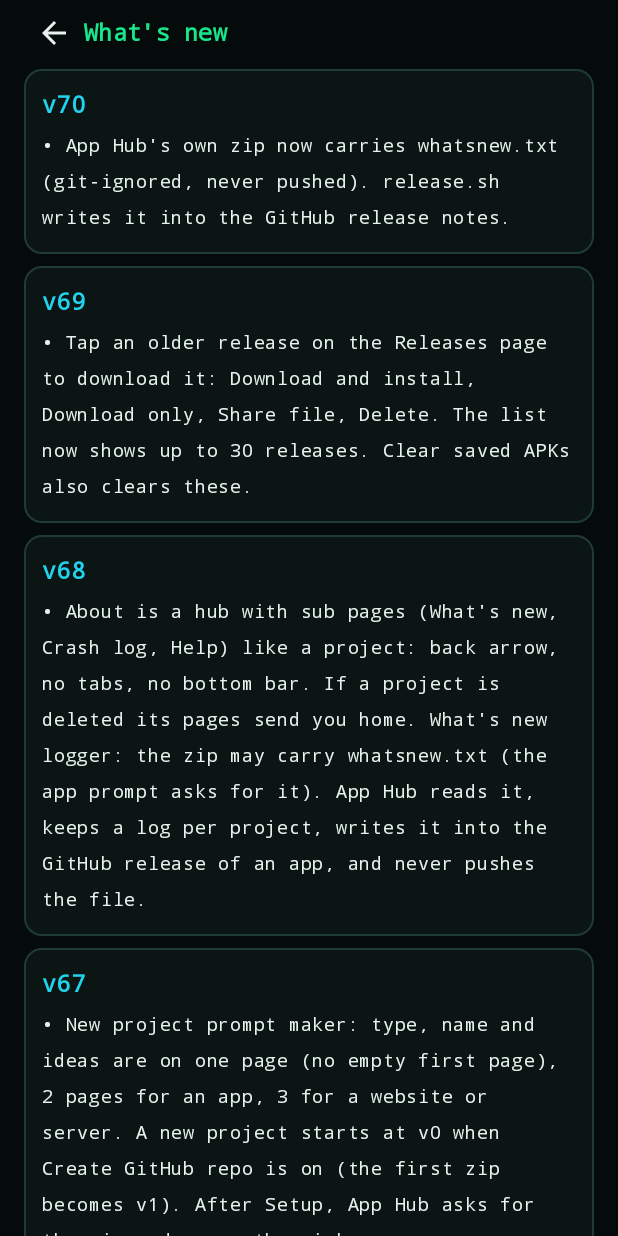
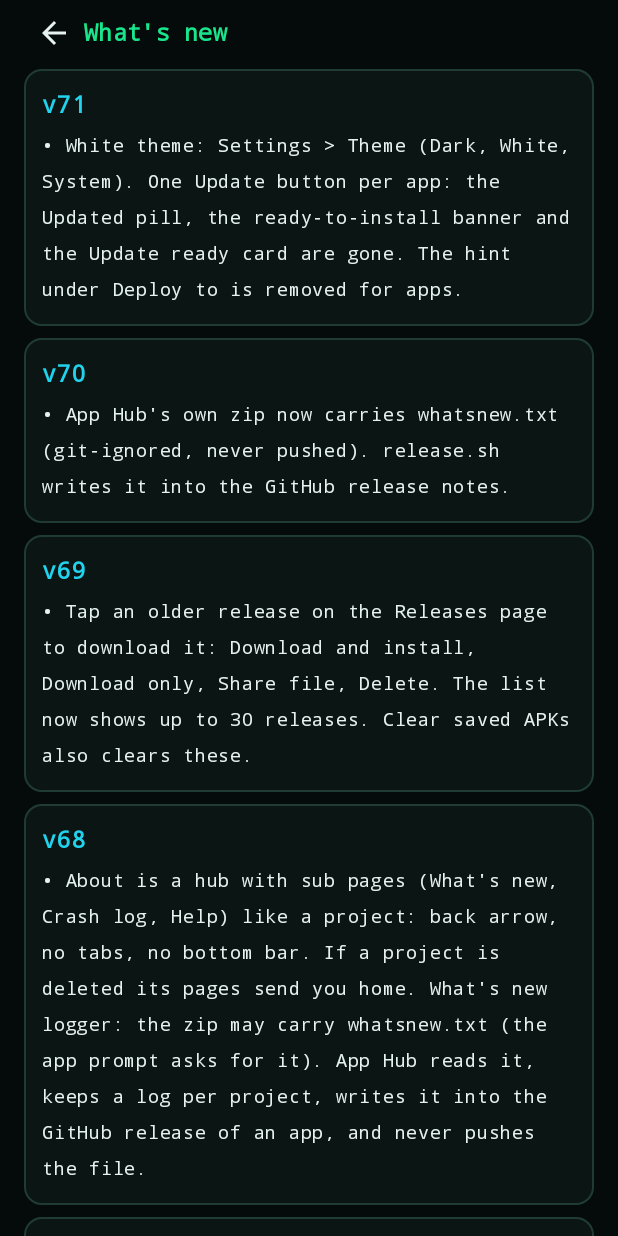
Before and after one commit to krishna000627-pixel/apphub, an Android app built with Jetpack Compose: the AboutNewScreen screen opened through its navigation route, on a phone screen of 412 x 824 dp. Run offline under Robolectric (Android 15) with nearby library versions, the phone set to English and light mode, and no system bars; our stand-ins replace Room's generated code; pictures from the network do not load; 22 statements that could not run were skipped.

Commit message:
v71: update from App Hub

```diff
--- a/app/build.gradle.kts
+++ b/app/build.gradle.kts
@@ -25,7 +25,7 @@ android {
     defaultConfig {
         applicationId = "com.krishna.apphub"
         minSdk = 26; targetSdk = 35
-        versionCode = 70; versionName = "70.0"
+        versionCode = 71; versionName = "71.0"
         buildConfigField("String", "APPHUB_CLIENT_SECRET", "\"${project.findProperty("APPHUB_CLIENT_SECRET") ?: ""}\"")
         buildConfigField("String", "APPHUB_CLIENT_ID", "\"${project.findProperty("APPHUB_CLIENT_ID") ?: "Ov23lid24TxTmpt2GX9e"}\"")
     }
--- a/app/src/main/java/com/krishna/apphub/About.kt
+++ b/app/src/main/java/com/krishna/apphub/About.kt
@@ -18,6 +18,7 @@ import androidx.navigation.NavHostController
 /** v28: short release notes shown on the About page (newest first). */
 object ChangeLog {
     val list: List<Pair<String, List<String>>> = listOf(
+        "v71" to listOf("White theme: Settings > Theme (Dark, White, System). One Update button per app: the Updated pill, the ready-to-install banner and the Update ready card are gone. The hint under Deploy to is removed for apps."),
         "v70" to listOf("App Hub's own zip now carries whatsnew.txt (git-ignored, never pushed). release.sh writes it into the GitHub release notes."),
         "v69" to listOf("Tap an older release on the Releases page to download it: Download and install, Download only, Share file, Delete. The list now shows up to 30 releases. Clear saved APKs also clears these."),
         "v68" to listOf("About is a hub with sub pages (What's new, Crash log, Help) like a project: back arrow, no tabs, no bottom bar. If a project is deleted its pages send you home. What's new logger: the zip may carry whatsnew.txt (the app prompt asks for it). App Hub reads it, keeps a log per project, writes it into the GitHub release of an app, and never pushes the file."),
--- a/app/src/main/java/com/krishna/apphub/Data.kt
+++ b/app/src/main/java/com/krishna/apphub/Data.kt
@@ -118,6 +118,11 @@ class Prefs(ctx: Context) {
     }
     fun addWhatsNew(repo: String, ver: String, text: String) = putWhatsNew(repo, whatsNew(repo).filter { it.ver != ver } + WN(ver, System.currentTimeMillis(), text.take(4000), false))
     fun markWhatsNewWritten(repo: String, ver: String) = putWhatsNew(repo, whatsNew(repo).map { if (it.ver == ver) WN(it.ver, it.time, it.text, true) else it })
+
+    /** v71: 0 = dark, 1 = white, 2 = follow the phone. */
+    var themeMode: Int
+        get() = sp.getInt("theme_mode", 0)
+        set(v) { sp.edit().putInt("theme_mode", v).apply() }
 
     fun pinned(id: Long) = sp.getBoolean("pin_$id", false)
     /** v63: no build / server alerts for this app. */
--- a/app/src/main/java/com/krishna/apphub/Files.kt
+++ b/app/src/main/java/com/krishna/apphub/Files.kt
@@ -199,7 +199,7 @@ private fun highlight(line: String, q: String) = buildAnnotatedString {
         val j = line.indexOf(q, i, ignoreCase = true)
         if (j < 0) { append(line.substring(i)); break }
         append(line.substring(i, j))
-        withStyle(SpanStyle(background = Amber.copy(alpha = 0.4f), color = Color.White)) { append(line.substring(j, j + q.length)) }
+        withStyle(SpanStyle(background = Amber.copy(alpha = 0.4f))) { append(line.substring(j, j + q.length)) }
         i = j + q.length
     }
 }
--- a/app/src/main/java/com/krishna/apphub/HubVM.kt
+++ b/app/src/main/java/com/krishna/apphub/HubVM.kt
@@ -285,6 +285,8 @@ class HubVM(app: Application) : AndroidViewModel(app) {
     private fun vOf(m: String) = Regex("^v\\d+").find(m)?.value
 
     fun isPinned(id: Long) = pins[id] ?: prefs.pinned(id)
+    var themeMode by mutableIntStateOf(prefs.themeMode)   // v71
+    fun setTheme(m: Int) { themeMode = m; prefs.themeMode = m }
     fun togglePin(p: Project) { val v = !isPinned(p.id); pins[p.id] = v; prefs.setPinned(p.id, v) }
     // v63: mute the alerts of one app; re-run or cancel a build
     private val mutes = mutableStateMapOf<Long, Boolean>()
--- a/app/src/main/java/com/krishna/apphub/MainActivity.kt
+++ b/app/src/main/java/com/krishna/apphub/MainActivity.kt
@@ -9,6 +9,7 @@ import androidx.activity.result.contract.ActivityResultContracts
 import android.Manifest
 import android.os.Build
 import androidx.activity.enableEdgeToEdge
+import androidx.compose.foundation.isSystemInDarkTheme
 import androidx.compose.foundation.layout.fillMaxSize
 import androidx.compose.material3.Surface
 import androidx.compose.material3.MaterialTheme
@@ -52,11 +53,10 @@ class MainActivity : ComponentActivity() {
             askNotif.launch(Manifest.permission.POST_NOTIFICATIONS)
         }
         setContent {
-            HubTheme {
-                Surface(Modifier.fillMaxSize(), color = MaterialTheme.colorScheme.background) {
-                    val vm: HubVM = viewModel()
-                    App(vm)
-                }
+            val vm: HubVM = viewModel()
+            val light = vm.themeMode == 1 || (vm.themeMode == 2 && !isSystemInDarkTheme())   // v71: 0 dark, 1 white, 2 follow the phone
+            HubTheme(light) {
+                Surface(Modifier.fillMaxSize(), color = MaterialTheme.colorScheme.background) { App(vm) }
             }
         }
     }
--- a/app/src/main/java/com/krishna/apphub/Theme.kt
+++ b/app/src/main/java/com/krishna/apphub/Theme.kt
@@ -1,23 +1,37 @@
 package com.krishna.apphub
 
+import android.app.Activity
+import android.graphics.drawable.ColorDrawable
 import androidx.compose.material3.*
-import androidx.compose.runtime.Composable
+import androidx.compose.runtime.*
+import androidx.compose.ui.graphics.toArgb
+import androidx.compose.ui.platform.LocalView
+import androidx.core.view.WindowCompat
 import androidx.compose.ui.graphics.Color
 import androidx.compose.ui.text.font.FontFamily
 
-val Bg = Color(0xFF050B0A)
-val Surf = Color(0xFF0B1513)
-val Line = Color(0xFF1F3B34)
-val Green = Color(0xFF19E68C)
-val Cyan = Color(0xFF22D3EE)
-val Red = Color(0xFFFF5252)
-val Amber = Color(0xFFFFB74D)
-val Muted = Color(0xFF8AA39B)
+/** v71: true = the white theme. Set by HubTheme before the content is composed; every colour below reads it, so a change recomposes what shows them. */
+object Pal { var light by mutableStateOf(false) }
 
-private val scheme = darkColorScheme(
-    primary = Green, onPrimary = Color.Black, secondary = Cyan, background = Bg, surface = Surf,
-    onSurface = Color(0xFFE6F2EE), onBackground = Color(0xFFE6F2EE), error = Red,
-    surfaceVariant = Color(0xFF12201D), outline = Line
+val Bg: Color get() = if (Pal.light) Color(0xFFF3F7F5) else Color(0xFF050B0A)
+val Surf: Color get() = if (Pal.light) Color(0xFFFFFFFF) else Color(0xFF0B1513)
+val Line: Color get() = if (Pal.light) Color(0xFFCCD8D3) else Color(0xFF1F3B34)
+val Green: Color get() = if (Pal.light) Color(0xFF0A8F52) else Color(0xFF19E68C)
+val Cyan: Color get() = if (Pal.light) Color(0xFF0B7C99) else Color(0xFF22D3EE)
+val Red: Color get() = if (Pal.light) Color(0xFFD32F2F) else Color(0xFFFF5252)
+val Amber: Color get() = if (Pal.light) Color(0xFFB36A00) else Color(0xFFFFB74D)
+val Muted: Color get() = if (Pal.light) Color(0xFF5B6B66) else Color(0xFF8AA39B)
+
+private val darkScheme = darkColorScheme(
+    primary = Color(0xFF19E68C), onPrimary = Color.Black, secondary = Color(0xFF22D3EE), background = Color(0xFF050B0A), surface = Color(0xFF0B1513),
+    onSurface = Color(0xFFE6F2EE), onBackground = Color(0xFFE6F2EE), error = Color(0xFFFF5252),
+    surfaceVariant = Color(0xFF12201D), outline = Color(0xFF1F3B34)
+)
+
+private val lightScheme = lightColorScheme(
+    primary = Color(0xFF0A8F52), onPrimary = Color.Black, secondary = Color(0xFF0B7C99), background = Color(0xFFF3F7F5), surface = Color(0xFFFFFFFF),
+    onSurface = Color(0xFF14211D), onBackground = Color(0xFF14211D), error = Color(0xFFD32F2F),
+    surfaceVariant = Color(0xFFE8EFEC), outline = Color(0xFFCCD8D3)
 )
 
 private fun mono(): Typography {
@@ -30,5 +44,15 @@ private fun mono(): Typography {
     )
 }
 
-@Composable fun HubTheme(content: @Composable () -> Unit) =
-    MaterialTheme(colorScheme = scheme, typography = mono(), content = content)
+/** [light] = the white theme. Also flips the status bar and navigation bar icons and the window background, so they match the app, not the phone. */
+@Composable fun HubTheme(light: Boolean = false, content: @Composable () -> Unit) {
+    Pal.light = light
+    val view = LocalView.current
+    SideEffect {
+        (view.context as? Activity)?.window?.let { w ->
+            WindowCompat.getInsetsController(w, view).apply { isAppearanceLightStatusBars = light; isAppearanceLightNavigationBars = light }
+            w.setBackgroundDrawable(ColorDrawable(Bg.toArgb()))
+        }
+    }
+    MaterialTheme(colorScheme = if (light) lightScheme else darkScheme, typography = mono(), content = content)
+}
```
Also changed, not shown: app/src/main/java/com/krishna/apphub/ProjectPage.kt (+3 -12 lines), app/src/main/java/com/krishna/apphub/Screens.kt (+7 -16 lines), 1 other file.
